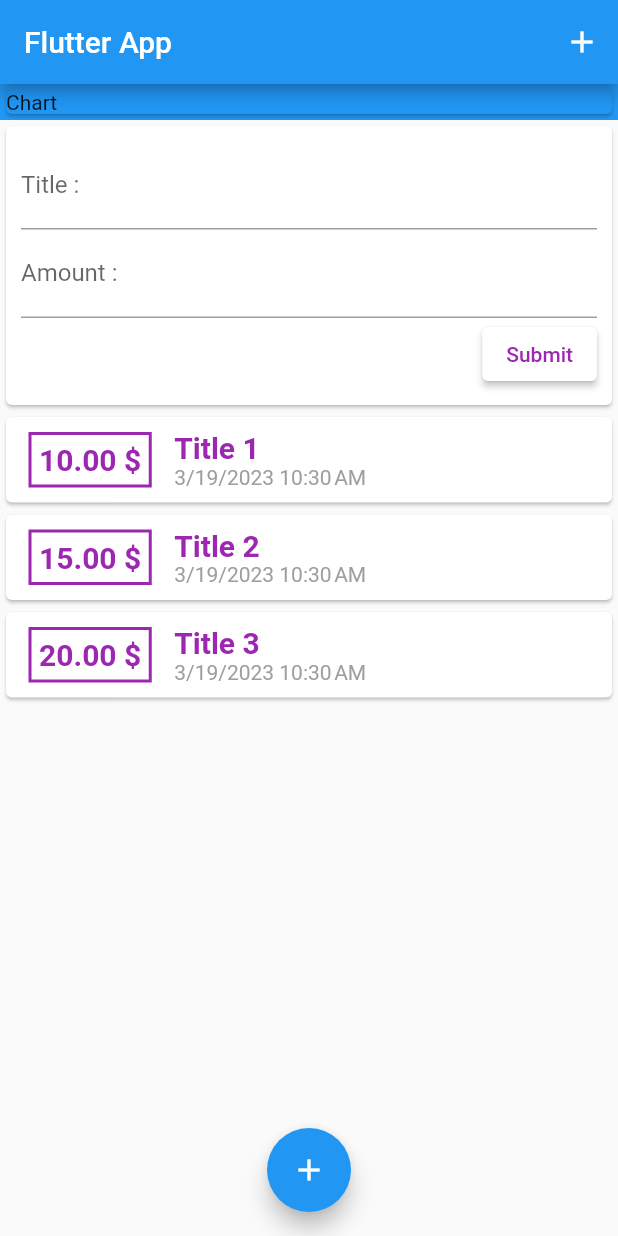
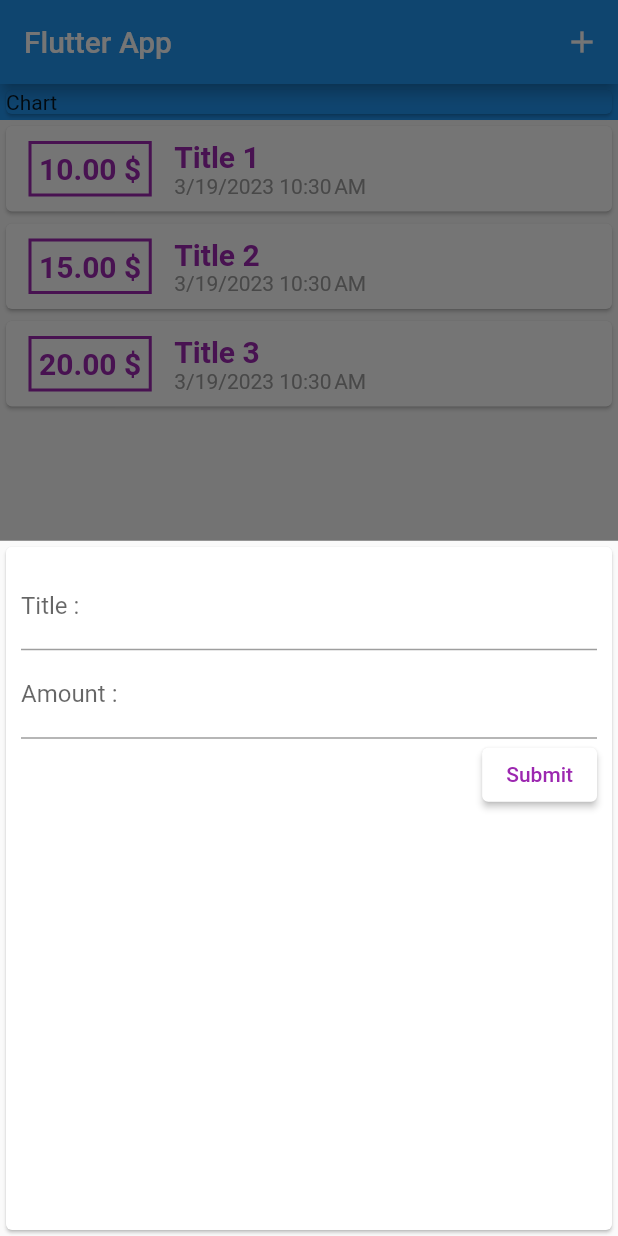
Before and after one commit to Tris-909/Flutter, a Flutter app: the screen it shows after launch, after a tap on the "add" icon, on a phone screen of 412 x 824 dp. Run offline on Flutter 3.47's test engine with Material 2 defaults, Android fonts, the phone set to English and light mode, and no system bars.

Commit message:
(21) Hooking up floatingActionButton or AppBar buttons with form

```diff
--- a/expenses_app/lib/main.dart
+++ b/expenses_app/lib/main.dart
@@ -1,6 +1,7 @@
 import 'package:flutter/material.dart';
 import './models/transaction.dart';
 import './widgets/transactionWidget.dart';
+import './widgets//form.dart';
 
 void main() {
   runApp(MyApp());
@@ -9,16 +10,57 @@ void main() {
 class MyApp extends StatelessWidget {
   @override
   Widget build(BuildContext context) {
-    return MaterialApp(title: "Flutter App", home: MyHomePage());
+    return MaterialApp(
+      title: "Flutter App",
+      home: MyHomePage(),
+    );
   }
 }
 
-class MyHomePage extends StatelessWidget {
+class MyHomePage extends StatefulWidget {
+  @override
+  MyHomePageState createState() => MyHomePageState();
+}
+
+class MyHomePageState extends State<MyHomePage> {
+  List<Transaction> transactions = [
+    Transaction(id: "1", title: 'Title 1', amount: 10.00, date: DateTime.now()),
+    Transaction(id: "2", title: 'Title 2', amount: 15.00, date: DateTime.now()),
+    Transaction(id: "3", title: 'Title 3', amount: 20.00, date: DateTime.now()),
+  ];
+
+  void addNewTransaction(String title, double amount) {
+    final newTransaction = Transaction(
+      title: title,
+      amount: amount,
+      date: DateTime.now(),
+      id: DateTime.now().toString(),
+    );
+
+    setState(() {
+      transactions.add(newTransaction);
+    });
+  }
+
+  void startNewTransaction(BuildContext ctx) {
+    showModalBottomSheet(
+        context: ctx,
+        builder: (_) {
+          return GestureDetector(
+            onTap: () {},
+            behavior: HitTestBehavior.opaque,
+            child: TransactionForm(addNewTransaction),
+          );
+        });
+  }
+
   @override
   Widget build(BuildContext context) {
     return Scaffold(
       appBar: AppBar(title: Text("Flutter App"), actions: <Widget>[
-        IconButton(onPressed: () => {}, icon: Icon(Icons.add))
+        IconButton(
+            onPressed: () => startNewTransaction(context),
+            icon: Icon(Icons.add))
       ]),
       body: Column(
         mainAxisAlignment: MainAxisAlignment.start,
@@ -31,12 +73,12 @@ class MyHomePage extends StatelessWidget {
               child: Container(child: Text("Chart")),
             ),
           ),
-          TransactionWidget()
+          TransactionWidget(transactions: transactions)
         ],
       ),
       floatingActionButton: FloatingActionButton(
         child: Icon(Icons.add),
-        onPressed: () => {},
+        onPressed: () => startNewTransaction(context),
       ),
       floatingActionButtonLocation: FloatingActionButtonLocation.centerFloat,
     );
--- a/expenses_app/lib/widgets/form.dart
+++ b/expenses_app/lib/widgets/form.dart
@@ -1,11 +1,17 @@
 import 'package:flutter/material.dart';
 
-class TransactionForm extends StatelessWidget {
+class TransactionForm extends StatefulWidget {
+  final Function handler;
+
+  TransactionForm(this.handler);
+
+  @override
+  TransactionFormState createState() => TransactionFormState();
+}
+
+class TransactionFormState extends State<TransactionForm> {
   final textController = TextEditingController();
   final amountController = TextEditingController();
-  Function handler;
-
-  TransactionForm({this.handler});
 
   submitTransaction() {
     var textValue = textController.text;
@@ -15,7 +21,8 @@ class TransactionForm extends StatelessWidget {
       return "";
     }
 
-    handler(textController.text, double.parse(amountController.text));
+    widget.handler(textController.text, double.parse(amountController.text));
+    Navigator.of(context).pop();
   }
 
   @override
--- a/expenses_app/lib/widgets/list.dart
+++ b/expenses_app/lib/widgets/list.dart
@@ -10,7 +10,7 @@ class TransactionList extends StatelessWidget {
   @override
   Widget build(BuildContext context) {
     return Container(
-        height: 300,
+        height: 600,
         child: ListView(
           children: [
             ...transactions.map(
--- a/expenses_app/lib/widgets/transactionWidget.dart
+++ b/expenses_app/lib/widgets/transactionWidget.dart
@@ -1,38 +1,16 @@
 import 'package:flutter/material.dart';
-import './form.dart';
 import './list.dart';
 import '../models/transaction.dart';
 
-class TransactionWidget extends StatefulWidget {
-  @override
-  State createState() => TransactionState();
-}
+class TransactionWidget extends StatelessWidget {
+  List<Transaction> transactions;
 
-class TransactionState extends State {
-  List<Transaction> transactions = [
-    Transaction(id: "1", title: 'Title 1', amount: 10.00, date: DateTime.now()),
-    Transaction(id: "2", title: 'Title 2', amount: 15.00, date: DateTime.now()),
-    Transaction(id: "3", title: 'Title 3', amount: 20.00, date: DateTime.now()),
-  ];
-
-  void addNewTransaction(String title, double amount) {
-    final newTransaction = Transaction(
-      title: title,
-      amount: amount,
-      date: DateTime.now(),
-      id: DateTime.now().toString(),
-    );
-
-    setState(() {
-      transactions.add(newTransaction);
-    });
-  }
+  TransactionWidget({this.transactions});
 
   @override
   Widget build(BuildContext context) {
     return Column(
       children: [
-        TransactionForm(handler: addNewTransaction),
         TransactionList(transactions: transactions),
       ],
     );
```
